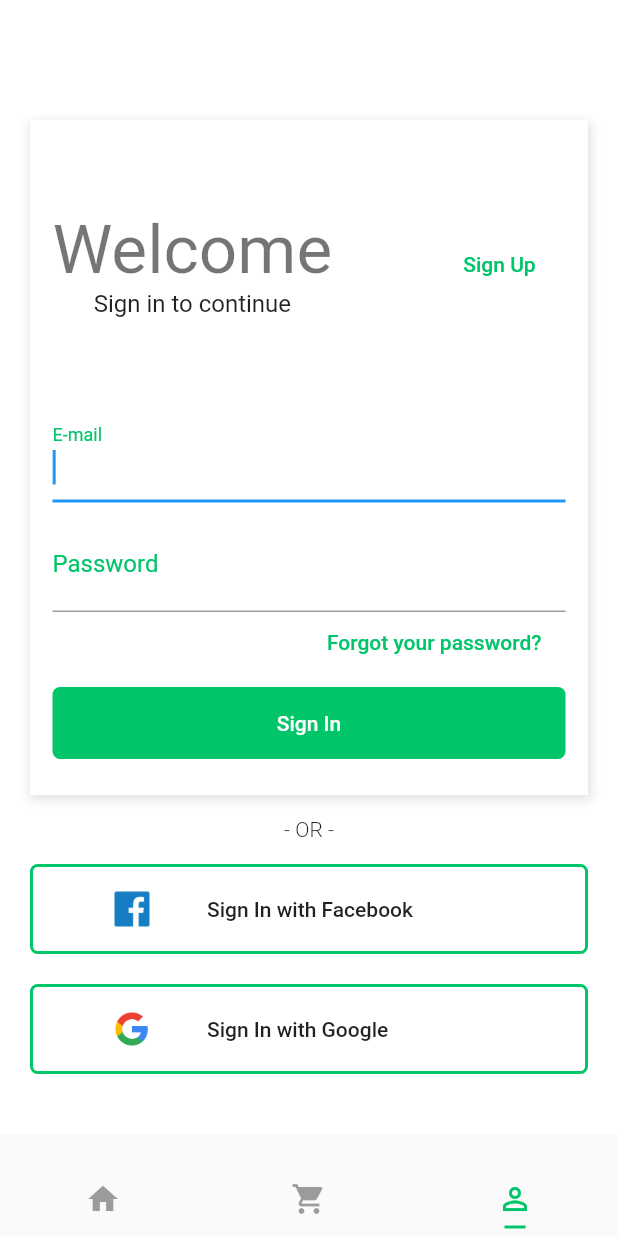
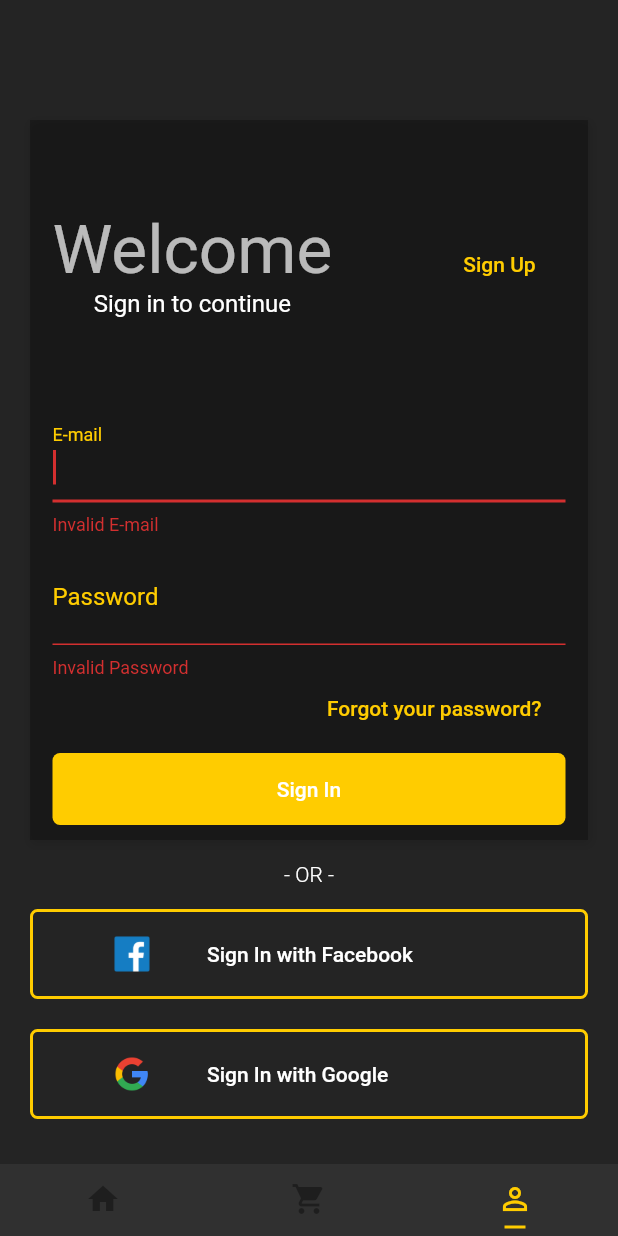
Before and after one commit to TabataMora/app_compra, a Flutter app: the screen it shows after launch, item 3 of the bottom bar chosen, after a tap on "Sign In", on a phone screen of 412 x 824 dp. Run offline on Flutter 3.47's test engine with Material 2 defaults, Android fonts, the phone set to English and light mode, and no system bars.

```diff
--- a/lib/main.dart
+++ b/lib/main.dart
@@ -1,5 +1,6 @@
 import 'package:flutter/material.dart';
 import 'package:layout/pages/tabs.page.dart';
+import 'package:layout/themes/dark-yellow.theme.dart';
 import 'package:layout/themes/dark.theme.dart';
 import 'package:layout/themes/light.theme.dart';
 
@@ -13,7 +14,7 @@ class MyApp extends StatelessWidget {
     return MaterialApp(
       title: 'Flutter Demo',
       debugShowCheckedModeBanner: false,
-      theme: lightTheme(),
+      theme: darkYellowTheme(),
       home: DefaultTabController(
         length: 3,
         child: TabsPage(),
--- a/lib/pages/login.page.dart
+++ b/lib/pages/login.page.dart
@@ -2,6 +2,10 @@ import 'package:flutter/material.dart';
 import 'package:layout/pages/signup.page.dart';
 
 class LoginPage extends StatelessWidget {
+  final _formKey = GlobalKey<FormState>();
+  String _email;
+  String _password;
+
   @override
   Widget build(BuildContext context) {
     return Scaffold(
@@ -12,7 +16,7 @@ class LoginPage extends StatelessWidget {
           child: Column(
             children: <Widget>[
               Container(
-                height: 450,
+                height: 480,
                 decoration: BoxDecoration(
                   color: Theme.of(context).accentColor,
                   boxShadow: [
@@ -25,7 +29,13 @@ class LoginPage extends StatelessWidget {
                   ],
                 ),
                 child: Padding(
-                  padding: EdgeInsets.only(left: 15, right: 15, top: 60),
+                  padding: EdgeInsets.only(
+                    left: 15,
+                    right: 15,
+                    top: 60,
+                  ),
+                  child: Form(
+                    key: _formKey,
                     child: Column(
                       children: <Widget>[
                         Row(
@@ -78,6 +88,13 @@ class LoginPage extends StatelessWidget {
                           style: TextStyle(
                             fontSize: 20,
                           ),
+                          validator: (value) {
+                            if (value.isEmpty) {
+                              return "Invalid E-mail";
+                            }
+                            return null;
+                          },
+                          onSaved: (input) => _email = input,
                         ),
                         SizedBox(
                           height: 10,
@@ -97,6 +114,13 @@ class LoginPage extends StatelessWidget {
                           style: TextStyle(
                             fontSize: 20,
                           ),
+                          validator: (value) {
+                            if (value.isEmpty) {
+                              return "Invalid Password";
+                            }
+                            return null;
+                          },
+                          onSaved: (input) => _password = input,
                         ),
                         Container(
                           height: 40,
@@ -127,10 +151,23 @@ class LoginPage extends StatelessWidget {
                               "Sign In",
                               style: TextStyle(color: Colors.white),
                             ),
-                          onPressed: () {},
+                            onPressed: () {
+                              if (_formKey.currentState.validate()) {
+                                _formKey.currentState.save();
+                                print(_email);
+                                print(_password);
+
+                                Scaffold.of(context).showSnackBar(
+                                  SnackBar(
+                                    content: Text('Welcome, $_email'),
+                                  ),
+                                );
+                              }
+                            },
                           ),
                         ),
                       ],
+                    ),
                   ),
                 ),
               ),
```
Lines whose indentation alone changed are shown as unchanged.
